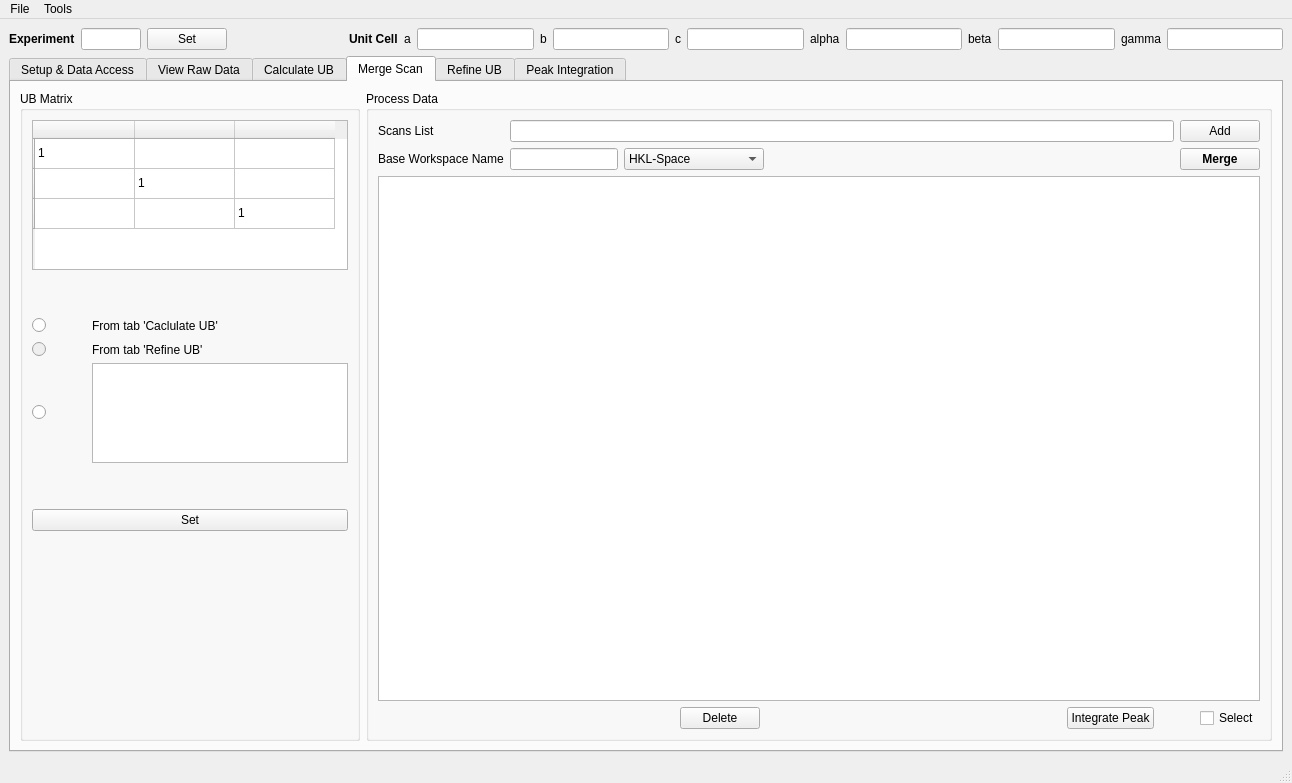
Above: scripts/HFIR_4Circle_Reduction/MainWindow.ui from mantidproject/mantid before the change. Below: the same form after it.
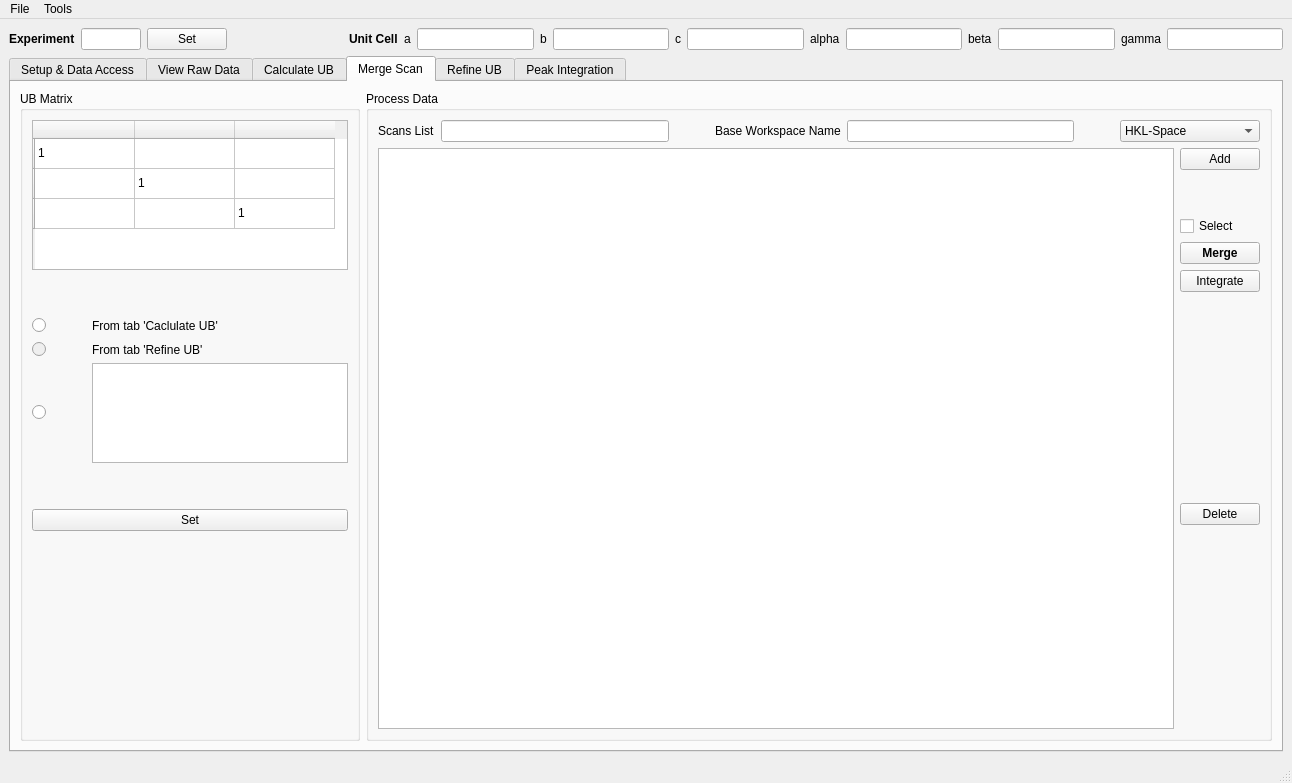
That is the form after the change. The open tabs and pages were chosen to show the change. Custom widgets are drawn as their Qt base class.

Commit message: Refs #14031. Checkpointing progress.

The edit to the form file:
```diff
--- a/scripts/HFIR_4Circle_Reduction/MainWindow.ui
+++ b/scripts/HFIR_4Circle_Reduction/MainWindow.ui
@@ -1689,53 +1689,17 @@
               <layout class="QVBoxLayout" name="verticalLayout_14">
                <item>
                 <layout class="QGridLayout" name="gridLayout_10">
-                 <item row="1" column="0">
-                  <widget class="QLabel" name="label_29">
-                   <property name="toolTip">
-                    <string>&lt;html&gt;&lt;head/&gt;&lt;body&gt;&lt;p&gt;For MDEventsWorkspace with merged runs&lt;/p&gt;&lt;p&gt;&lt;br/&gt;&lt;/p&gt;&lt;p&gt;For example:&lt;/p&gt;&lt;/body&gt;&lt;/html&gt;</string>
-                   </property>
-                   <property name="text">
-                    <string>Base Workspace Name</string>
-                   </property>
-                  </widget>
-                 </item>
-                 <item row="0" column="0">
-                  <widget class="QLabel" name="label_30">
-                   <property name="text">
-                    <string>Scans List</string>
-                   </property>
-                  </widget>
-                 </item>
-                 <item row="0" column="1">
-                  <widget class="QLineEdit" name="lineEdit_listScansSliceView">
-                   <property name="toolTip">
-                    <string>&lt;html&gt;&lt;head/&gt;&lt;body&gt;&lt;p&gt;List of scans and possibly Pt numbers.&lt;/p&gt;&lt;p&gt;&lt;br/&gt;&lt;/p&gt;&lt;p&gt;Example 1:&lt;/p&gt;&lt;p&gt;123, 125-130, 301, 304&lt;/p&gt;&lt;p&gt;It will integrate all Pts. in each scan&lt;/p&gt;&lt;p&gt;&lt;br/&gt;&lt;/p&gt;&lt;p&gt;Example 2:&lt;/p&gt;&lt;p&gt;123 (1, 2, 3, 4-10), 125-130, &lt;/p&gt;&lt;p&gt;It will integrate all Pts. in all scans excpet 123, which will have a selected few to be integrated&lt;/p&gt;&lt;p&gt;&lt;br/&gt;&lt;/p&gt;&lt;p&gt;Example 3:&lt;/p&gt;&lt;p&gt;123, 125-130, 301, 304 | 1, 2, 3-9&lt;/p&gt;&lt;p&gt;It will integrate selected Pts. in the previous one&lt;/p&gt;&lt;/body&gt;&lt;/html&gt;</string>
-                   </property>
-                  </widget>
-                 </item>
-                 <item row="0" column="2">
-                  <widget class="QPushButton" name="pushButton_addScanSliceView">
-                   <property name="toolTip">
-                    <string>&lt;html&gt;&lt;head/&gt;&lt;body&gt;&lt;p&gt;Add the selected scans and Pts for merging to table&lt;/p&gt;&lt;/body&gt;&lt;/html&gt;</string>
-                   </property>
-                   <property name="text">
-                    <string>Add</string>
-                   </property>
-                  </widget>
-                 </item>
-                 <item row="1" column="1">
-                  <layout class="QHBoxLayout" name="horizontalLayout">
-                   <item>
+                 <item row="0" column="4">
                     <widget class="QLineEdit" name="lineEdit_baseMergeMDName">
                      <property name="sizePolicy">
-                      <sizepolicy hsizetype="Preferred" vsizetype="Fixed">
+                    <sizepolicy hsizetype="Expanding" vsizetype="Fixed">
                        <horstretch>0</horstretch>
                        <verstretch>0</verstretch>
                       </sizepolicy>
                      </property>
                     </widget>
                    </item>
-                   <item>
+                 <item row="0" column="6">
                     <widget class="QComboBox" name="comboBox_mergeScanFrame">
                      <property name="minimumSize">
                       <size>
@@ -1758,13 +1722,53 @@
                      </item>
                     </widget>
                    </item>
-                   <item>
+                 <item row="0" column="0">
+                  <widget class="QLabel" name="label_30">
+                   <property name="text">
+                    <string>Scans List</string>
+                   </property>
+                  </widget>
+                 </item>
+                 <item row="0" column="1">
+                  <widget class="QLineEdit" name="lineEdit_listScansSliceView">
+                   <property name="toolTip">
+                    <string>&lt;html&gt;&lt;head/&gt;&lt;body&gt;&lt;p&gt;List of scans and possibly Pt numbers.&lt;/p&gt;&lt;p&gt;&lt;br/&gt;&lt;/p&gt;&lt;p&gt;Example 1:&lt;/p&gt;&lt;p&gt;123, 125-130, 301, 304&lt;/p&gt;&lt;p&gt;It will integrate all Pts. in each scan&lt;/p&gt;&lt;p&gt;&lt;br/&gt;&lt;/p&gt;&lt;p&gt;Example 2:&lt;/p&gt;&lt;p&gt;123 (1, 2, 3, 4-10), 125-130, &lt;/p&gt;&lt;p&gt;It will integrate all Pts. in all scans excpet 123, which will have a selected few to be integrated&lt;/p&gt;&lt;p&gt;&lt;br/&gt;&lt;/p&gt;&lt;p&gt;Example 3:&lt;/p&gt;&lt;p&gt;123, 125-130, 301, 304 | 1, 2, 3-9&lt;/p&gt;&lt;p&gt;It will integrate selected Pts. in the previous one&lt;/p&gt;&lt;/body&gt;&lt;/html&gt;</string>
+                   </property>
+                  </widget>
+                 </item>
+                 <item row="0" column="3">
+                  <widget class="QLabel" name="label_29">
+                   <property name="toolTip">
+                    <string>&lt;html&gt;&lt;head/&gt;&lt;body&gt;&lt;p&gt;For MDEventsWorkspace with merged runs&lt;/p&gt;&lt;p&gt;&lt;br/&gt;&lt;/p&gt;&lt;p&gt;For example:&lt;/p&gt;&lt;/body&gt;&lt;/html&gt;</string>
+                   </property>
+                   <property name="text">
+                    <string>Base Workspace Name</string>
+                   </property>
+                  </widget>
+                 </item>
+                 <item row="0" column="2">
                     <spacer name="horizontalSpacer_10">
                      <property name="orientation">
                       <enum>Qt::Horizontal</enum>
                      </property>
                      <property name="sizeType">
-                      <enum>QSizePolicy::Expanding</enum>
+                    <enum>QSizePolicy::Preferred</enum>
+                   </property>
+                   <property name="sizeHint" stdset="0">
+                    <size>
+                     <width>40</width>
+                     <height>20</height>
+                    </size>
+                   </property>
+                  </spacer>
+                 </item>
+                 <item row="0" column="5">
+                  <spacer name="horizontalSpacer_12">
+                   <property name="orientation">
+                    <enum>Qt::Horizontal</enum>
+                   </property>
+                   <property name="sizeType">
+                    <enum>QSizePolicy::Preferred</enum>
                      </property>
                      <property name="sizeHint" stdset="0">
                       <size>
@@ -1776,7 +1780,51 @@
                    </item>
                   </layout>
                  </item>
-                 <item row="1" column="2">
+               <item>
+                <layout class="QHBoxLayout" name="horizontalLayout_4">
+                 <item>
+                  <widget class="ProcessTableWidget" name="tableWidget_mergeScans">
+                   <property name="toolTip">
+                    <string>&lt;html&gt;&lt;head/&gt;&lt;body&gt;&lt;p&gt;? columns: &lt;/p&gt;&lt;p&gt;&lt;br/&gt;&lt;/p&gt;&lt;p&gt;1. Scan number&lt;/p&gt;&lt;p&gt;2. Number of Pts.&lt;/p&gt;&lt;p&gt;3. Status: &lt;/p&gt;&lt;p&gt;(a) done&lt;/p&gt;&lt;p&gt;(b) error with error message&lt;/p&gt;&lt;p&gt;(c) on-going&lt;/p&gt;&lt;p&gt;(d) empty as not yet&lt;/p&gt;&lt;/body&gt;&lt;/html&gt;</string>
+                   </property>
+                  </widget>
+                 </item>
+                 <item>
+                  <layout class="QVBoxLayout" name="verticalLayout_18">
+                   <item>
+                    <widget class="QPushButton" name="pushButton_addScanSliceView">
+                     <property name="toolTip">
+                      <string>&lt;html&gt;&lt;head/&gt;&lt;body&gt;&lt;p&gt;Add the selected scans and Pts for merging to table&lt;/p&gt;&lt;/body&gt;&lt;/html&gt;</string>
+                     </property>
+                     <property name="text">
+                      <string>Add</string>
+                     </property>
+                    </widget>
+                   </item>
+                   <item>
+                    <spacer name="verticalSpacer_17">
+                     <property name="orientation">
+                      <enum>Qt::Vertical</enum>
+                     </property>
+                     <property name="sizeType">
+                      <enum>QSizePolicy::Preferred</enum>
+                     </property>
+                     <property name="sizeHint" stdset="0">
+                      <size>
+                       <width>20</width>
+                       <height>40</height>
+                      </size>
+                     </property>
+                    </spacer>
+                   </item>
+                   <item>
+                    <widget class="QCheckBox" name="checkBox_3">
+                     <property name="text">
+                      <string>Select</string>
+                     </property>
+                    </widget>
+                   </item>
+                   <item>
                   <widget class="QPushButton" name="pushButton_process4SliceView">
                    <property name="font">
                     <font>
@@ -1789,82 +1837,62 @@
                    </property>
                   </widget>
                  </item>
-                </layout>
-               </item>
-               <item>
-                <widget class="ProcessTableWidget" name="tableWidget_sliceViewProgress">
-                 <property name="toolTip">
-                  <string>&lt;html&gt;&lt;head/&gt;&lt;body&gt;&lt;p&gt;? columns: &lt;/p&gt;&lt;p&gt;&lt;br/&gt;&lt;/p&gt;&lt;p&gt;1. Scan number&lt;/p&gt;&lt;p&gt;2. Number of Pts.&lt;/p&gt;&lt;p&gt;3. Status: &lt;/p&gt;&lt;p&gt;(a) done&lt;/p&gt;&lt;p&gt;(b) error with error message&lt;/p&gt;&lt;p&gt;(c) on-going&lt;/p&gt;&lt;p&gt;(d) empty as not yet&lt;/p&gt;&lt;/body&gt;&lt;/html&gt;</string>
-                 </property>
-                </widget>
-               </item>
-               <item>
-                <layout class="QHBoxLayout" name="horizontalLayout_4">
-                 <item>
-                  <spacer name="horizontalSpacer_12">
-                   <property name="orientation">
-                    <enum>Qt::Horizontal</enum>
-                   </property>
-                   <property name="sizeHint" stdset="0">
-                    <size>
-                     <width>40</width>
-                     <height>20</height>
-                    </size>
-                   </property>
-                  </spacer>
-                 </item>
-                 <item>
-                  <widget class="QPushButton" name="pushButton_5">
-                   <property name="text">
-                    <string>Delete</string>
-                   </property>
-                  </widget>
-                 </item>
-                 <item>
-                  <spacer name="horizontalSpacer_13">
-                   <property name="orientation">
-                    <enum>Qt::Horizontal</enum>
-                   </property>
-                   <property name="sizeHint" stdset="0">
-                    <size>
-                     <width>40</width>
-                     <height>20</height>
-                    </size>
-                   </property>
-                  </spacer>
-                 </item>
                  <item>
                   <widget class="QPushButton" name="pushButton_readyToIntegratePeak">
+                     <property name="maximumSize">
+                      <size>
+                       <width>130</width>
+                       <height>16777215</height>
+                      </size>
+                     </property>
                    <property name="toolTip">
                     <string>&lt;html&gt;&lt;head/&gt;&lt;body&gt;&lt;p&gt;Select the scan that are to be merged,&lt;/p&gt;&lt;p&gt;Then it will jump to tab 'Peak Integrate' to integrate peaks&lt;/p&gt;&lt;/body&gt;&lt;/html&gt;</string>
                    </property>
                    <property name="text">
-                    <string>Integrate Peak</string>
+                      <string>Integrate</string>
                    </property>
                   </widget>
                  </item>
                  <item>
-                  <spacer name="horizontalSpacer_14">
+                    <spacer name="verticalSpacer_15">
                    <property name="orientation">
-                    <enum>Qt::Horizontal</enum>
-                   </property>
-                   <property name="sizeType">
-                    <enum>QSizePolicy::Preferred</enum>
+                      <enum>Qt::Vertical</enum>
                    </property>
                    <property name="sizeHint" stdset="0">
                     <size>
-                     <width>40</width>
-                     <height>20</height>
+                       <width>20</width>
+                       <height>40</height>
                     </size>
                    </property>
                   </spacer>
                  </item>
                  <item>
-                  <widget class="QCheckBox" name="checkBox_3">
+                    <widget class="QPushButton" name="pushButton_5">
+                     <property name="maximumSize">
+                      <size>
+                       <width>130</width>
+                       <height>16777215</height>
+                      </size>
+                     </property>
                    <property name="text">
-                    <string>Select</string>
-                   </property>
-                  </widget>
+                      <string>Delete</string>
+                     </property>
+                    </widget>
+                   </item>
+                   <item>
+                    <spacer name="verticalSpacer_16">
+                     <property name="orientation">
+                      <enum>Qt::Vertical</enum>
+                     </property>
+                     <property name="sizeHint" stdset="0">
+                      <size>
+                       <width>20</width>
+                       <height>40</height>
+                      </size>
+                     </property>
+                    </spacer>
+                   </item>
+                  </layout>
                  </item>
                 </layout>
                </item>
```
Left out of the diff: 4 changed lines with no effect on the pictures. Lines whose indentation alone changed are shown as unchanged. The commit also changes 4 other files.
